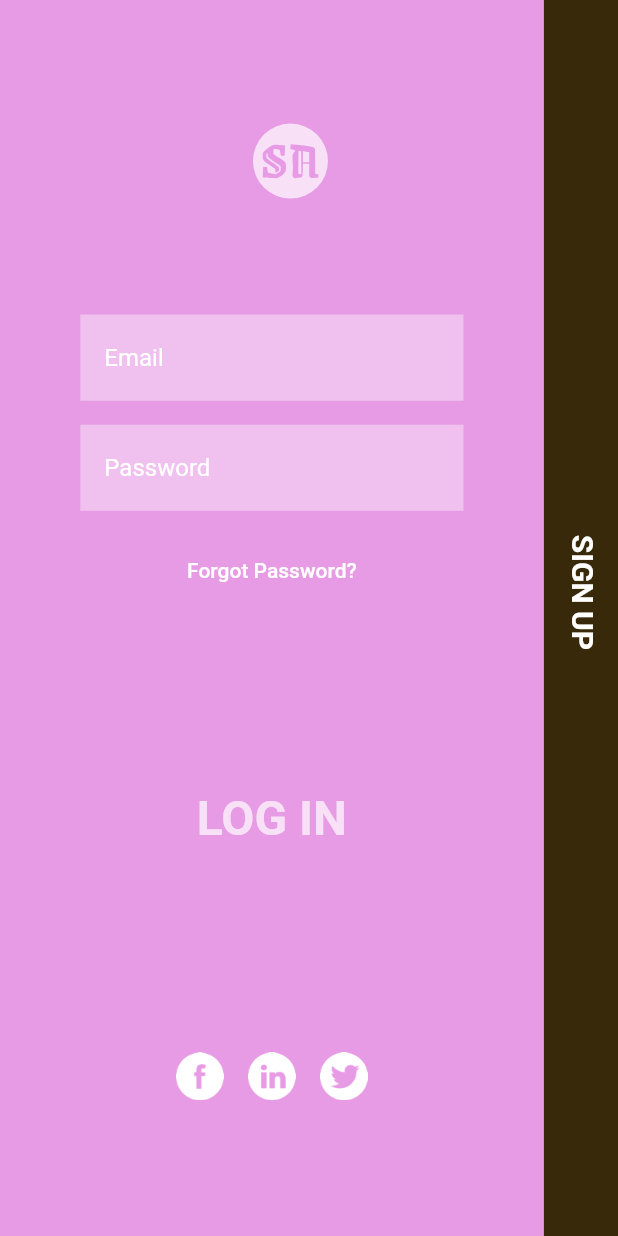
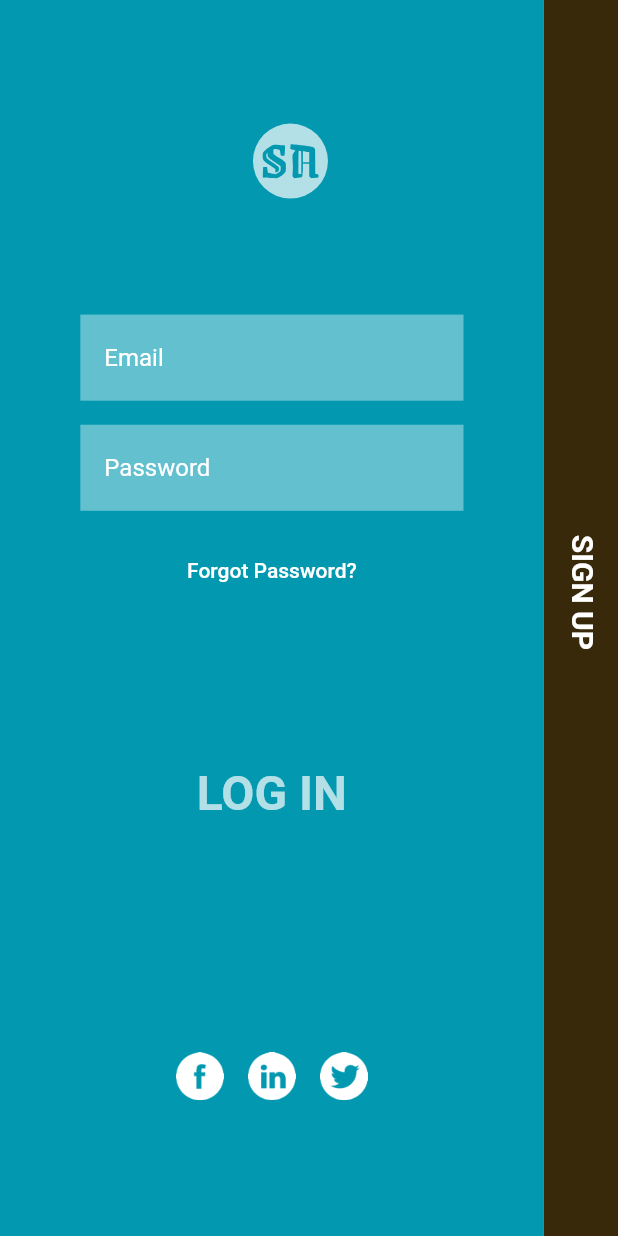
Before and after one commit to AdityaNawandar/auth_screen, a Flutter app: the screen it shows after launch, on a phone screen of 412 x 824 dp. Run offline on Flutter 3.47's test engine with Material 2 defaults, Android fonts, the phone set to English and light mode, and no system bars; our stand-ins replace flutter_svg.

Commit message:
Bug (Layout distorting after Keyboard showing up) fixed, UI color changed.

```diff
--- a/lib/auth_screen.dart
+++ b/lib/auth_screen.dart
@@ -52,6 +52,7 @@ class _AuthScreenState extends State<AuthScreen>
   Widget build(BuildContext context) {
     final _size = MediaQuery.of(context).size;
     return Scaffold(
+      resizeToAvoidBottomInset: false,
       body: AnimatedBuilder(
           animation: _animationController,
           //stream: null,
@@ -117,7 +118,7 @@ class _AuthScreenState extends State<AuthScreen>
                   duration: kDefaultDuration,
                   bottom: isShowingSignup
                       ? (_size.height / 2) - 110
-                      : _size.height * 0.3,
+                      : _size.height * 0.32,
                   //(width of login screen is _size.width * 0.88 and width of the text container is 160)
                   left: isShowingSignup ? 0 : _size.width * 0.44 - 80,
                   child: DefaultTextStyle(
@@ -155,7 +156,7 @@ class _AuthScreenState extends State<AuthScreen>
                   duration: kDefaultDuration,
                   bottom: !isShowingSignup
                       ? (_size.height / 2) - 110
-                      : _size.height * 0.3,
+                      : _size.height * 0.32,
                   //(width of login screen is _size.width * 0.88 and width of the text container is 160)
                   //left: isShowingSignup ? 0 : _size.width * 0.44 - 80,
                   right: !isShowingSignup ? 0 : _size.width * 0.44 - 80,
--- a/lib/constants.dart
+++ b/lib/constants.dart
@@ -1,8 +1,9 @@
 import 'package:flutter/material.dart';
 
-//const Color kLoginBackground = Color(0XFFF0F000);
-
-const Color kLoginBackground = Color(0XFFe79be5);
+//const Color kLoginBackground = Color(0XFFB0A001);
+//const Color kLoginBackground = Color(0XFFABB97B);
+const Color kLoginBackground = Color(0XFF0198B0);
+//const Color kLoginBackground = Color(0XFFe79be5);
 const Color kSignupBackground = Color(0XFF38290A);
 
 const double kDefaultPadding = 16;
```
